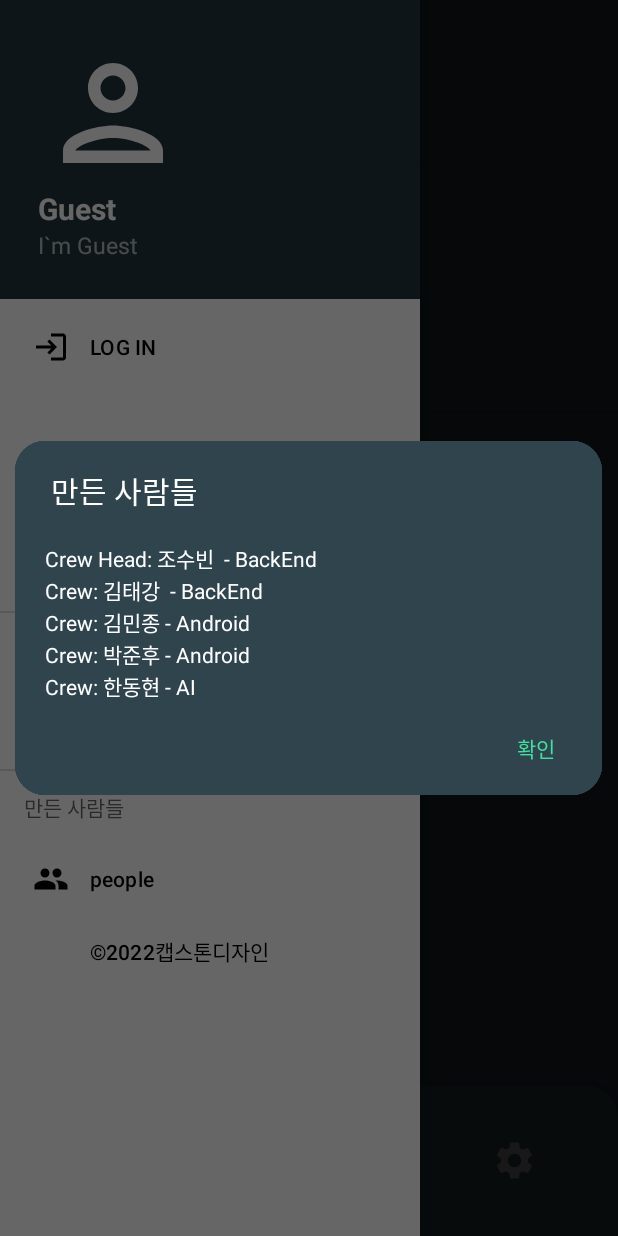
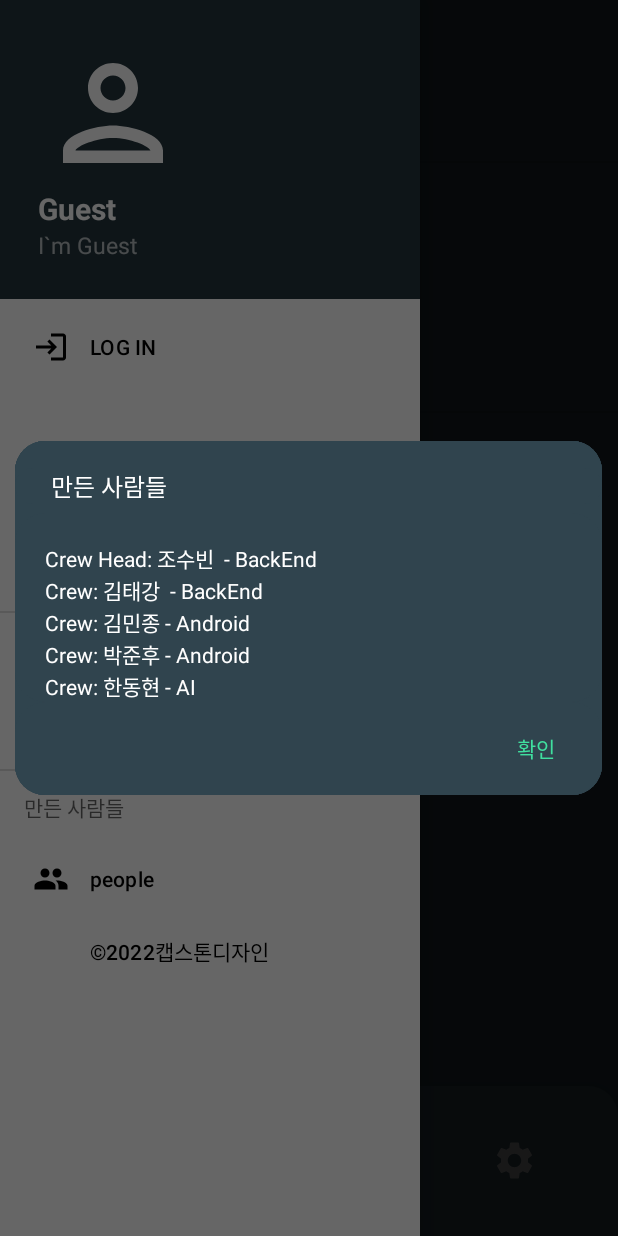
Before and after one commit to Sxbxn/Capstone, an Android app: the screen it shows after launch (MainActivity), in the side drawer, after a tap on "people", on a phone screen of 412 x 824 dp. Run offline under Robolectric (Android 15) with nearby library versions, the phone set to English and light mode, and no system bars; our stand-ins replace Dagger/Hilt's generated code; network calls fail; pictures from the network do not load.

Commit message:
CHORE: dialog 클래스화 & 사용 안하는 코드 1차 제거

```diff
--- a/android/Cellification/app/src/main/java/com/kyonggi/cellification/repository/cell/CellRepository.kt
+++ b/android/Cellification/app/src/main/java/com/kyonggi/cellification/repository/cell/CellRepository.kt
@@ -1,9 +1,7 @@
 package com.kyonggi.cellification.repository.cell
 
 import com.kyonggi.cellification.data.model.cell.Cell
-import com.kyonggi.cellification.data.model.cell.RequestCell
 import com.kyonggi.cellification.data.model.cell.ResponseCell
-import com.kyonggi.cellification.data.model.cell.ResponseSpecificUserCell
 import com.kyonggi.cellification.utils.APIResponse
 import okhttp3.MultipartBody
 
--- a/android/Cellification/app/src/main/java/com/kyonggi/cellification/repository/cell/CellRepositoryImpl.kt
+++ b/android/Cellification/app/src/main/java/com/kyonggi/cellification/repository/cell/CellRepositoryImpl.kt
@@ -1,9 +1,7 @@
 package com.kyonggi.cellification.repository.cell
 
 import com.kyonggi.cellification.data.model.cell.Cell
-import com.kyonggi.cellification.data.model.cell.RequestCell
 import com.kyonggi.cellification.data.model.cell.ResponseCell
-import com.kyonggi.cellification.data.model.cell.ResponseSpecificUserCell
 import com.kyonggi.cellification.repository.cell.datasource.CellLocalDataSource
 import com.kyonggi.cellification.repository.cell.datasource.CellRemoteDataSource
 import com.kyonggi.cellification.utils.APIResponse
--- a/android/Cellification/app/src/main/java/com/kyonggi/cellification/ui/cell/AnalysisDoneFragment.kt
+++ b/android/Cellification/app/src/main/java/com/kyonggi/cellification/ui/cell/AnalysisDoneFragment.kt
@@ -1,7 +1,6 @@
 package com.kyonggi.cellification.ui.cell
 
 import android.content.Context
-import android.graphics.drawable.Drawable
 import android.os.Bundle
 import android.view.LayoutInflater
 import android.view.View
@@ -49,6 +48,7 @@ class AnalysisDoneFragment: Fragment() {
 
             GlideApp.with(binding.root)
                 .load(url)
+                .transform(CenterCrop(), RoundedCorners(15))
                 .placeholder(R.drawable.ic_baseline_settings_24)
                 .error(R.drawable.ic_baseline_settings_24)
                 .fallback(R.drawable.ic_baseline_settings_24)
--- a/android/Cellification/app/src/main/java/com/kyonggi/cellification/ui/cell/MainActivity.kt
+++ b/android/Cellification/app/src/main/java/com/kyonggi/cellification/ui/cell/MainActivity.kt
@@ -1,17 +1,13 @@
 package com.kyonggi.cellification.ui.cell
 
-import android.app.AlertDialog
+import android.annotation.SuppressLint
 import android.content.Intent
-import android.graphics.Color
-import android.graphics.drawable.ColorDrawable
 import androidx.appcompat.app.AppCompatActivity
 import android.os.Bundle
 import android.os.Handler
 import android.os.Looper
-import android.view.Gravity
 import android.widget.TextView
 import android.widget.Toast
-import androidx.activity.viewModels
 import androidx.core.view.GravityCompat
 import androidx.core.view.get
 import androidx.drawerlayout.widget.DrawerLayout
@@ -22,7 +18,7 @@ import com.kyonggi.cellification.data.model.cell.ResponseCell
 import com.kyonggi.cellification.databinding.ActivityMainBinding
 import com.kyonggi.cellification.ui.di.App
 import com.kyonggi.cellification.ui.login.LogInActivity
-import com.kyonggi.cellification.ui.viewmodel.UserViewModel
+import com.kyonggi.cellification.utils.CustomAlertDialog
 import dagger.hilt.android.AndroidEntryPoint
 
 @AndroidEntryPoint
@@ -30,7 +26,6 @@ class MainActivity : AppCompatActivity() {
     private var backPressedTime: Long = 0
     private lateinit var binding: ActivityMainBinding
     private lateinit var mainDrawerLayout: DrawerLayout
-    private val userViewModel: UserViewModel by viewModels()
     private val token = App.prefs.token
     private val handler = Handler(Looper.getMainLooper())
     override fun onCreate(savedInstanceState: Bundle?) {
@@ -42,6 +37,7 @@ class MainActivity : AppCompatActivity() {
         initNavigationView()
     }
 
+    @SuppressLint("UseCompatLoadingForDrawables", "SetTextI18n")
     private fun initNavigationView() {
         if (token != null) {
             binding.mainNavigationView.menu[0].title = "LOG OUT"
@@ -76,14 +72,9 @@ class MainActivity : AppCompatActivity() {
                     changeFragment(SettingsFragment())
                 }
                 R.id.nav_credit -> {
-                    val builder = AlertDialog.Builder(this, R.style.DeleteDialog)
-                    val dialog = builder.setTitle("만든 사람들")
-                        .setView(R.layout.people)
-                        .setPositiveButton("확인") { _, _ -> }
-                        .create()
-                    dialog.window?.setBackgroundDrawable(ColorDrawable(Color.TRANSPARENT));
-                    dialog.setCancelable(false)
-                    dialog.show()
+                    val view = layoutInflater.inflate(R.layout.people,null)
+                    val dialog = CustomAlertDialog(this)
+                    dialog.initWithView("만든 사람들", view)
                 }
             }
             true
--- a/android/Cellification/app/src/main/java/com/kyonggi/cellification/ui/di/LocalDataModule.kt
+++ b/android/Cellification/app/src/main/java/com/kyonggi/cellification/ui/di/LocalDataModule.kt
@@ -1,6 +1,5 @@
 package com.kyonggi.cellification.ui.di
 
-import androidx.room.RoomDatabase
 import com.kyonggi.cellification.data.local.dao.CellDao
 import com.kyonggi.cellification.repository.cell.datasource.CellLocalDataSource
 import com.kyonggi.cellification.repository.cell.datasourceImpl.CellLocalDataSourceImpl
--- a/android/Cellification/app/src/main/java/com/kyonggi/cellification/ui/di/NetModule.kt
+++ b/android/Cellification/app/src/main/java/com/kyonggi/cellification/ui/di/NetModule.kt
@@ -1,7 +1,5 @@
 package com.kyonggi.cellification.ui.di
 
-import com.google.gson.Gson
-import com.google.gson.GsonBuilder
 import com.kyonggi.cellification.data.remote.service.CellService
 import com.kyonggi.cellification.data.remote.service.UserService
 import com.kyonggi.cellification.utils.AuthInterceptor
--- a/android/Cellification/app/src/main/java/com/kyonggi/cellification/ui/di/RepositoryModule.kt
+++ b/android/Cellification/app/src/main/java/com/kyonggi/cellification/ui/di/RepositoryModule.kt
@@ -10,8 +10,6 @@ import com.kyonggi.cellification.repository.user.datasource.UserRemoteDataSource
 import dagger.Module
 import dagger.Provides
 import dagger.hilt.InstallIn
-import dagger.hilt.android.components.ViewModelComponent
-import dagger.hilt.android.scopes.ViewModelScoped
 import dagger.hilt.components.SingletonComponent
 import javax.inject.Singleton
 
--- a/android/Cellification/app/src/main/java/com/kyonggi/cellification/ui/login/LogInActivity.kt
+++ b/android/Cellification/app/src/main/java/com/kyonggi/cellification/ui/login/LogInActivity.kt
@@ -2,7 +2,6 @@ package com.kyonggi.cellification.ui.login
 
 import android.content.Intent
 import android.os.Bundle
-import android.widget.Toast
 import androidx.activity.viewModels
 import androidx.appcompat.app.AppCompatActivity
 import androidx.core.widget.doOnTextChanged
--- a/android/Cellification/app/src/main/java/com/kyonggi/cellification/ui/viewmodel/CellViewModel.kt
+++ b/android/Cellification/app/src/main/java/com/kyonggi/cellification/ui/viewmodel/CellViewModel.kt
@@ -5,9 +5,7 @@ import androidx.lifecycle.MutableLiveData
 import androidx.lifecycle.ViewModel
 import androidx.lifecycle.viewModelScope
 import com.kyonggi.cellification.data.model.cell.Cell
-import com.kyonggi.cellification.data.model.cell.RequestCell
 import com.kyonggi.cellification.data.model.cell.ResponseCell
-import com.kyonggi.cellification.data.model.cell.ResponseSpecificUserCell
 import com.kyonggi.cellification.repository.cell.CellRepository
 import com.kyonggi.cellification.utils.APIResponse
 import dagger.hilt.android.lifecycle.HiltViewModel
--- a/android/Cellification/app/src/main/java/com/kyonggi/cellification/utils/CustomAlertDialog.kt
+++ b/android/Cellification/app/src/main/java/com/kyonggi/cellification/utils/CustomAlertDialog.kt
@@ -5,6 +5,7 @@ import android.graphics.Color
 import android.graphics.drawable.ColorDrawable
 import android.widget.Button
 import android.app.AlertDialog
+import android.view.View
 import com.kyonggi.cellification.R
 
 class CustomAlertDialog(context: Context) : AlertDialog(context) {
@@ -16,6 +17,17 @@ class CustomAlertDialog(context: Context) : AlertDialog(context) {
             .setMessage(title)
             .setPositiveButton("삭제") { _, _ -> }
             .setNegativeButton("취소") { _, _ -> }
+            .create()
+        dialog.window?.setBackgroundDrawable(ColorDrawable(Color.TRANSPARENT))
+        dialog.setCancelable(false)
+        dialog.show()
+    }
+    fun initWithView(title: String, viewId: View){
+
+        dialog = Builder(context, R.style.DeleteDialog)
+            .setMessage(title)
+            .setView(viewId)
+            .setPositiveButton("확인") { _, _ -> }
             .create()
         dialog.window?.setBackgroundDrawable(ColorDrawable(Color.TRANSPARENT))
         dialog.setCancelable(false)
--- a/android/Cellification/app/src/main/java/com/kyonggi/cellification/utils/LoadingDialog.kt
+++ b/android/Cellification/app/src/main/java/com/kyonggi/cellification/utils/LoadingDialog.kt
@@ -6,7 +6,6 @@ import android.graphics.Color
 import android.graphics.drawable.ColorDrawable
 import android.view.View
 import android.widget.Button
-import com.kyonggi.cellification.R
 import com.kyonggi.cellification.databinding.DialogLoadingBinding
 
 class LoadingDialog (context: Context) : Dialog(context){
--- a/android/Cellification/app/src/main/java/com/kyonggi/cellification/utils/PreferenceUtils.kt
+++ b/android/Cellification/app/src/main/java/com/kyonggi/cellification/utils/PreferenceUtils.kt
@@ -2,7 +2,6 @@ package com.kyonggi.cellification.utils
 
 import android.app.Activity
 import android.content.Context
-import android.content.SharedPreferences
 
 class PreferenceUtils(context: Context) {
     private val prefName="prefs"
```
Also changed, not shown: android/Cellification/app/src/main/java/com/kyonggi/cellification/repository/cell/datasourceImpl/CellRemoteDataSourceImpl.kt (+1 -6 lines), android/Cellification/app/src/main/java/com/kyonggi/cellification/ui/cell/ResultFragment.kt (+20 -4 lines), android/Cellification/app/src/main/java/com/kyonggi/cellification/ui/cell/ResultRecyclerFragment.kt (+3 -10 lines), android/Cellification/app/src/main/java/com/kyonggi/cellification/ui/cell/StorageFragment.kt (+13 -13 lines).
